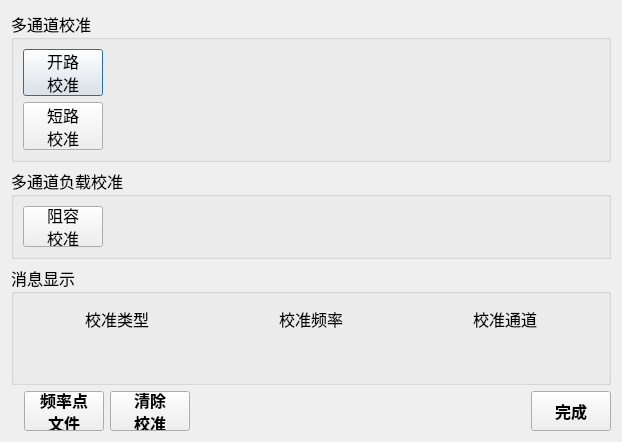
First picture: the form in MulitChannel/clsCalibration.ui, repository caicaiking/WKELightWave, before the edit.
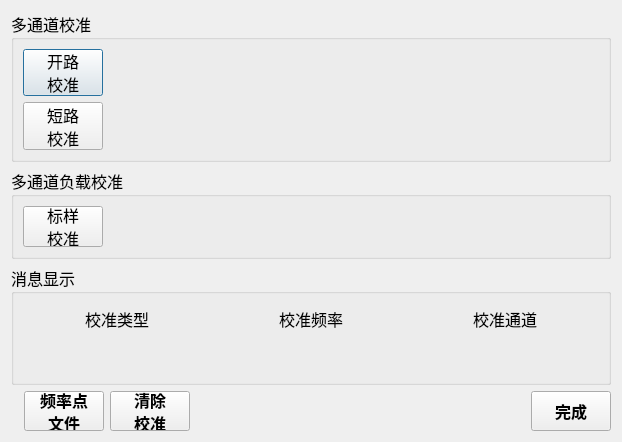
Second picture: the form after the edit. Icons and pictures are not drawn. Custom widgets are drawn as their Qt base class.

What changed in the file:
```diff
--- a/MulitChannel/clsCalibration.ui
+++ b/MulitChannel/clsCalibration.ui
@@ -160,7 +160,7 @@
            </font>
           </property>
           <property name="text">
-           <string>阻容
+           <string>标样
 校准</string>
           </property>
          </widget>
```
Left out of the diff: 6 changed lines with no effect on the pictures.
